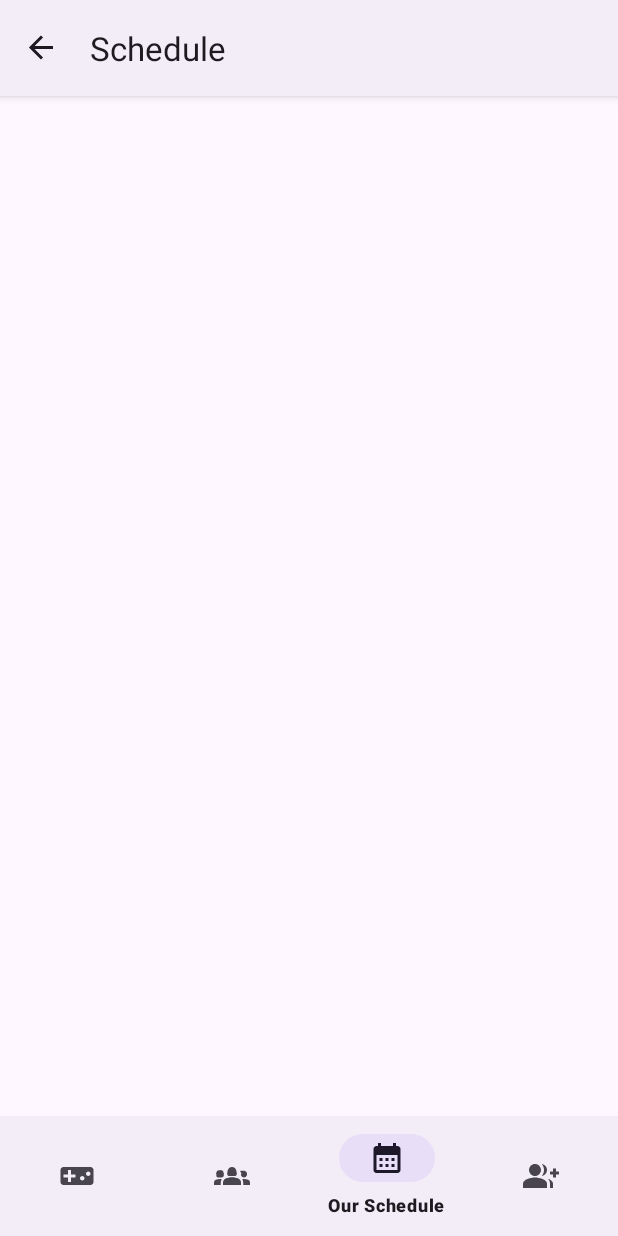
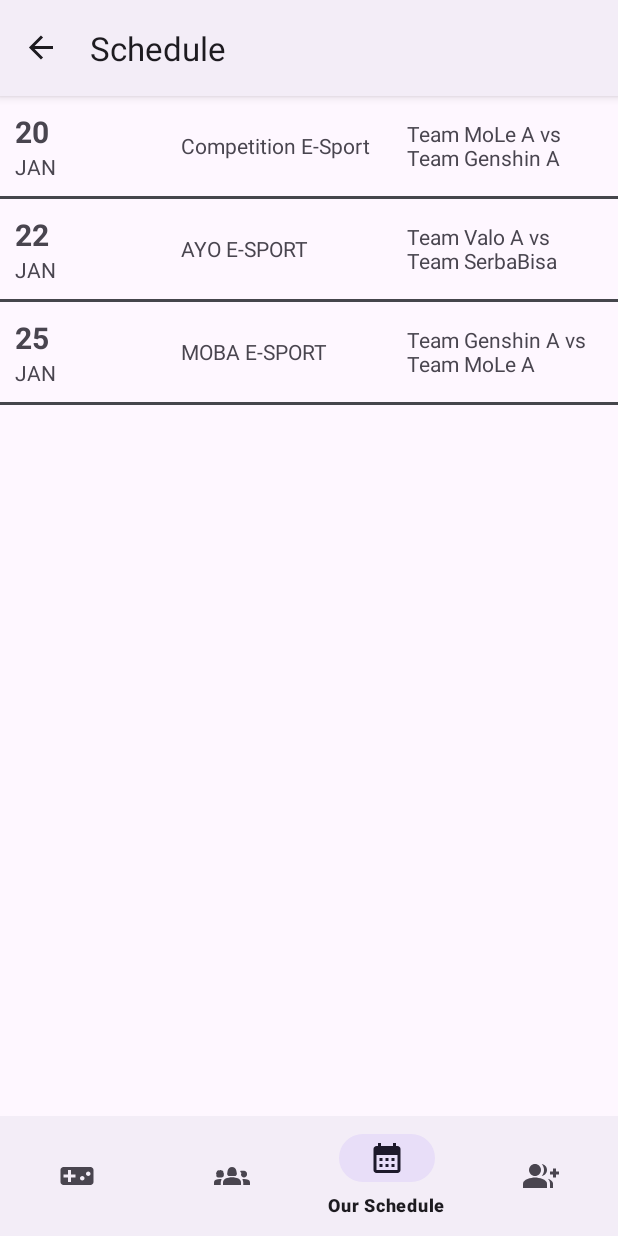
Before and after one commit to ievana01/ProjectANMP, an Android app: the screen it shows after launch (MainActivity), item 3 of the bottom bar chosen, on a phone screen of 412 x 824 dp. Run offline under Robolectric (Android 15) with nearby library versions, the phone set to English and light mode, and no system bars; our stand-ins replace Picasso, Room's generated code, Volley, data binding, navigation-ui; pictures from the network do not load; Roboto replaces fonts that are not available here.

Commit message:
Schedule & Schedule Detail

```diff
--- a/app/src/main/java/com/ievana/capygo_anmp/model/GameDao.kt
+++ b/app/src/main/java/com/ievana/capygo_anmp/model/GameDao.kt
@@ -29,4 +29,13 @@ interface GameDao {
 
     @Query("SELECT * FROM achivement INNER JOIN game ON achivement.idGame = game.id WHERE game.id = :idGame AND achivement.year=:selecYear")
     fun getAchYear(idGame: Int, selecYear:String): List<Achievement>
+
+    @Query("SELECT * FROM schedule")
+    fun getAllSchedules(): List<Schedule>
+
+    @Query("SELECT * FROM game WHERE id = :idGame")
+    fun getGameById(idGame: Int):Game
+
+    @Query("SELECT * FROM schedule WHERE id = :idSchedule")
+    fun getScheduleById(idSchedule:Int):Schedule
 }
--- a/app/src/main/java/com/ievana/capygo_anmp/model/GameDatabase.kt
+++ b/app/src/main/java/com/ievana/capygo_anmp/model/GameDatabase.kt
@@ -10,7 +10,7 @@ import com.ievana.capygo_anmp.util.MIGRATION_1_2
 import com.ievana.capygo_anmp.util.populateSeedData
 
 
-@Database(entities = arrayOf(Game::class, Member::class, Team::class, TeamGame::class ,Achievement::class), version = 2)
+@Database(entities = arrayOf(Game::class, Member::class, Team::class, TeamGame::class ,Achievement::class,Schedule::class), version = 2)
 abstract class GameDatabase: RoomDatabase() {
     abstract fun gameDao(): GameDao
 
--- a/app/src/main/java/com/ievana/capygo_anmp/util/util.kt
+++ b/app/src/main/java/com/ievana/capygo_anmp/util/util.kt
@@ -51,6 +51,13 @@ val MIGRATION_1_2 = object : Migration(1, 2) {
         database.execSQL(
             "CREATE TABLE 'team_game' ('id' INTEGER PRIMARY KEY AUTOINCREMENT NOT NULL, 'idTeam' INTEGER, 'idGame' INTEGER)"
         )
+        database.execSQL(
+            "CREATE TABLE 'schedule' ('id' INTEGER PRIMARY KEY AUTOINCREMENT NOT NULL,'date' TEXT,'time' TEXT, 'ytLS' TEXT, 'idGame' INTEGER, 'team' TEXT, 'location' TEXT, 'description' TEXT)"
+        )
+
+
+
+
 
 //        database.execSQL(
 //            "CREATE TABLE 'team' ('idTeam' INTEGER PRIMARY KEY AUTOINCREMENT NOT NULL, 'idGame' INTEGER, 'teamName' TEXT, 'description' TEXT, 'like' INTEGER, 'imageTeam' TEXT)")
@@ -67,7 +74,7 @@ fun populateSeedData(database: SupportSQLiteDatabase) {
         "INSERT into 'game' (id,gameName, description,image) " +
                 "VALUES (1, 'Mobile Legends', 'Mobile Legends: Bang Bang (MLBB) is a mobile multiplayer online battle arena (MOBA) game developed and published by Chinese developer Moonton, a subsidiary of ByteDance. The game was released in 2016 and grew in popularity, most prominently in Southeast Asia.', " +
                 "'https://upload.wikimedia.org/wikipedia/commons/thumb/1/14/Mobile_Legends_Bang_Bang_logo.png/330px-Mobile_Legends_Bang_Bang_logo.png')"
-                )
+    )
 
     database.execSQL(
         "INSERT into 'game' (id,gameName, description,image) " +
@@ -141,5 +148,14 @@ fun populateSeedData(database: SupportSQLiteDatabase) {
         "INSERT into 'achivement' (idAch,idGame, year, idTeam,competitionTitle) VALUES (2, 2, '2024', 2, 'Lomba Valorant')")
     database.execSQL(
         "INSERT into 'achivement' (idAch,idGame, year, idTeam,competitionTitle) VALUES (3, 3, '2021', 3, 'Lomba Genshin')")
+    database.execSQL(
+        "INSERT INTO 'schedule' (id, date, time, ytLS, idGame, team, location, description) VALUES (1, '2025-01-20', '14:00', 'Competition E-Sport', 1, 'Team MoLe A vs Team Genshin A', 'Surabaya Hall-Arena 1', 'Pertandingan persahabatan antara Team MoLe A dan Team Genshin A');"
+    )
+    database.execSQL(
+        "INSERT INTO 'schedule' (id, date, time, ytLS, idGame, team, location, description) VALUES (2, '2025-01-22', '18:30', 'AYO E-SPORT', 2, 'Team Valo A vs Team SerbaBisa', 'Jakarta Hall-Arena 2', 'Kompetisi Valorant untuk perebutan juara 1');"
+    )
+    database.execSQL(
+        "INSERT INTO 'schedule' (id, date, time, ytLS, idGame, team, location, description) VALUES (3, '2025-01-25', '16:00', 'MOBA E-SPORT', 3, 'Team Genshin A vs Team MoLe A', 'Malang Hall-Arena 3', 'Lomba Genshin Impact yang diadakan untuk mencari pemenang terbaik');"
+    )
 
 }
--- a/app/src/main/java/com/ievana/capygo_anmp/view/BindingAdapter.kt
+++ b/app/src/main/java/com/ievana/capygo_anmp/view/BindingAdapter.kt
@@ -9,16 +9,17 @@ import androidx.databinding.BindingAdapter
 import com.squareup.picasso.Callback
 import com.squareup.picasso.Picasso
 import android.R
+import android.widget.TextView
+import java.text.SimpleDateFormat
+import java.util.Date
+import java.util.Locale
 
 @BindingAdapter("android:imageUrl")
-fun loadPhotoURL(imageView: ImageView, url:String) {
-    val picasso = Picasso.Builder(imageView.context)
-    picasso.listener { picasso, uri, exception ->
-        exception.printStackTrace()
-    }
-    picasso.build().load(url).into(imageView, object: Callback {
+fun loadPhotoURL(imageView: ImageView, url: String?) {
+    val picasso = Picasso.Builder(imageView.context).build()
+    if (!url.isNullOrEmpty()) {
+        picasso.load(url).into(imageView, object : Callback {
             override fun onSuccess() {
-            var v = imageView.parent as View
                 imageView.visibility = View.VISIBLE
             }
 
@@ -26,8 +27,13 @@ fun loadPhotoURL(imageView: ImageView, url:String) {
                 Log.e("picasso: ", e?.message.toString())
             }
         })
+    } else {
+        // Load a default image resource if URL is null or empty
+        imageView.setImageResource(R.drawable.ic_media_play)
+    }
     Log.d("bindingadapter: ", "cek " + url)
 }
+
 
 @BindingAdapter("spinnerEntries")
 fun setSpinnerEntries(spinner: Spinner, entries: List<String>?) {
@@ -37,3 +43,23 @@ fun setSpinnerEntries(spinner: Spinner, entries: List<String>?) {
         spinner.adapter = adapter
     }
 }
+
+@BindingAdapter("fdate")
+fun setFormattedDate(view: TextView, date: String?) {
+    if (date != null) {
+        val dateFormat = SimpleDateFormat("yyyy-MM-dd", Locale.getDefault())
+        val parsedDate = dateFormat.parse(date)
+        val dayFormat = SimpleDateFormat("dd", Locale.getDefault())
+        view.text = dayFormat.format(parsedDate ?: Date())
+    }
+}
+
+@BindingAdapter("fmonth")
+fun setFormattedMonth(view: TextView, date: String?) {
+    if (date != null) {
+        val dateFormat = SimpleDateFormat("yyyy-MM-dd", Locale.getDefault())
+        val parsedDate = dateFormat.parse(date)
+        val monthFormat = SimpleDateFormat("MMM", Locale.getDefault())
+        view.text = monthFormat.format(parsedDate ?: Date()).uppercase()
+    }
+}
--- a/app/src/main/java/com/ievana/capygo_anmp/view/Interface.kt
+++ b/app/src/main/java/com/ievana/capygo_anmp/view/Interface.kt
@@ -1,6 +1,7 @@
 package com.ievana.capygo_anmp.view
 
 import android.view.View
+import com.ievana.capygo_anmp.model.Schedule
 import com.ievana.capygo_anmp.model.Team
 interface SignUpClickListener{
     fun signUpClick(v: View)
@@ -11,7 +12,9 @@ interface ButtonClickListener{
 interface TeamClickListerner{
     fun teamClick(v:View)
 }
-
+interface ScheduleClickListener{
+    fun scheduleClick(v:View)
+}
 interface AchieveClickListerner{
     fun achieveClick(v: View)
 }
@@ -22,3 +25,7 @@ interface LikeTeamClickListener{
 interface DetailTeamClickListener{
     fun detailTeamClick(v:View)
 }
+
+interface ScheduleDetailClickListener{
+    fun scheduleDetailClick(v:View)
+}
--- a/app/src/main/java/com/ievana/capygo_anmp/view/OurScheduleFragment.kt
+++ b/app/src/main/java/com/ievana/capygo_anmp/view/OurScheduleFragment.kt
@@ -9,6 +9,7 @@ import androidx.lifecycle.ViewModelProvider
 import androidx.recyclerview.widget.LinearLayoutManager
 import com.ievana.capygo_anmp.R
 import com.ievana.capygo_anmp.databinding.FragmentOurScheduleBinding
+import com.ievana.capygo_anmp.model.Schedule
 import com.ievana.capygo_anmp.viewmodel.ScheduleViewModel
 
 class OurScheduleFragment : Fragment() {
@@ -37,8 +38,10 @@ class OurScheduleFragment : Fragment() {
     }
 
     fun observeViewModel(){
-        viewModel.scheduleLD.observe(viewLifecycleOwner,{
-            scheduleAdapter.updateScheduleList(it)
+        viewModel.scheduleLD.observe(viewLifecycleOwner,{schedules ->
+            schedules?.let {
+                scheduleAdapter.updateScheduleList(it as ArrayList<Schedule>)
+            }
         })
 
         viewModel.scheduleLoadErrorLD.observe(viewLifecycleOwner,{
--- a/app/src/main/java/com/ievana/capygo_anmp/viewmodel/ScheduleViewModel.kt
+++ b/app/src/main/java/com/ievana/capygo_anmp/viewmodel/ScheduleViewModel.kt
@@ -4,50 +4,54 @@ import android.app.Application
 import android.util.Log
 import androidx.lifecycle.AndroidViewModel
 import androidx.lifecycle.MutableLiveData
-import com.android.volley.Request
-import com.android.volley.RequestQueue
-import com.android.volley.toolbox.StringRequest
-import com.android.volley.toolbox.Volley
-import com.google.gson.Gson
-import com.google.gson.reflect.TypeToken
 import com.ievana.capygo_anmp.model.Schedule
-
-class ScheduleViewModel (application: Application):AndroidViewModel(application){
-    val scheduleLD = MutableLiveData<ArrayList<Schedule>>()
+import com.ievana.capygo_anmp.util.buildDb
+import kotlinx.coroutines.CoroutineScope
+import kotlinx.coroutines.Dispatchers
+import kotlinx.coroutines.Job
+import kotlinx.coroutines.launch
+import kotlin.coroutines.CoroutineContext
+class ScheduleViewModel(application: Application) : AndroidViewModel(application), CoroutineScope {
+    val scheduleLD = MutableLiveData<List<Schedule>>()
     val scheduleLoadErrorLD = MutableLiveData<Boolean>()
     val loadingLD = MutableLiveData<Boolean>()
-    val TAG = "volleyTag"
-    private  var queue: RequestQueue? = null
+    private var job = Job()
 
-    fun refresh(){
+    override val coroutineContext: CoroutineContext
+        get() = job + Dispatchers.IO
+
+    fun refresh() {
         loadingLD.value = true
         scheduleLoadErrorLD.value = false
+        launch {
+            try {
+                val db = buildDb(getApplication())
+                val schedules = db.gameDao().getAllSchedules()
+                scheduleLD.postValue(schedules)
+                Log.d("ScheduleViewModel", "Schedule $schedules")
+            } catch (e: Exception) {
+                scheduleLoadErrorLD.postValue(true)
+                Log.e("ScheduleViewModel", "Error: ${e.message}")
+            } finally {
+                loadingLD.postValue(false)
+            }
+        }
+    }
 
-        queue =  Volley.newRequestQueue(getApplication())
-        val url = "https://www.jsonkeeper.com/b/T1FU"
-
-        val stringRequest = StringRequest(
-            Request.Method.GET, url,
-            {
-                val sType = object :TypeToken<List<Schedule>>(){ }.type
-                val result = Gson().fromJson<List<Schedule>>(it,sType)
-                scheduleLD.value = result as ArrayList<Schedule>?
-                loadingLD.value = false
-                Log.d("showvoley",result.toString())
-            },{
-                Log.d("showvoley",it.toString())
-                scheduleLoadErrorLD.value = false
-                loadingLD.value = false
+    fun clearTask(schedule: Schedule) {
+        launch {
+            try {
+                val db = buildDb(getApplication())
+//                db.gameDao().deleteSchedule(schedule)
+                refresh() // Refresh data setelah menghapus
+            } catch (e: Exception) {
+                Log.e("ScheduleViewModel", "Error: ${e.message}")
             }
-
-        )
-        stringRequest.tag = TAG
-        queue?.add(stringRequest)
-
+        }
     }
 
     override fun onCleared() {
         super.onCleared()
-        queue?.cancelAll(TAG)
+        job.cancel() // Batalkan coroutine jika ViewModel dihancurkan
     }
 }
--- /dev/null
+++ b/app/src/main/res/drawable/baseline_gamepad_24.xml
@@ -0,0 +1,5 @@
+<vector android:height="24dp" android:tint="#000000"
+    android:viewportHeight="24" android:viewportWidth="24"
+    android:width="24dp" xmlns:android="http://schemas.android.com/apk/res/android">
+    <path android:fillColor="@android:color/white" android:pathData="M15,7.5V2H9v5.5l3,3 3,-3zM7.5,9H2v6h5.5l3,-3 -3,-3zM9,16.5V22h6v-5.5l-3,-3 -3,3zM16.5,9l-3,3 3,3H22V9h-5.5z"/>
+</vector>
--- a/app/src/main/res/layout/schedule_list_item.xml
+++ b/app/src/main/res/layout/schedule_list_item.xml
@@ -1,7 +1,19 @@
 <?xml version="1.0" encoding="utf-8"?>
-<androidx.constraintlayout.widget.ConstraintLayout xmlns:android="http://schemas.android.com/apk/res/android"
+<layout xmlns:android="http://schemas.android.com/apk/res/android"
     xmlns:app="http://schemas.android.com/apk/res-auto"
-    xmlns:tools="http://schemas.android.com/tools"
+    xmlns:tools="http://schemas.android.com/tools">
+
+    <data>
+        <variable
+            name="schedule"
+            type="com.ievana.capygo_anmp.model.Schedule" />
+        <variable
+            name="listener"
+            type="com.ievana.capygo_anmp.view.ScheduleDetailClickListener" />
+
+    </data>
+
+    <androidx.constraintlayout.widget.ConstraintLayout
         android:layout_width="match_parent"
         android:layout_height="wrap_content">
 
@@ -14,6 +26,8 @@
             android:gravity="center_vertical"
             android:orientation="horizontal"
             android:padding="10dp"
+            android:tag="@{schedule.id}"
+            android:onClick="@{listener::scheduleDetailClick}"
             app:layout_constraintEnd_toEndOf="parent"
             app:layout_constraintStart_toStartOf="parent"
             app:layout_constraintTop_toTopOf="parent">
@@ -30,7 +44,7 @@
                     android:layout_width="wrap_content"
                     android:layout_height="wrap_content"
                     android:layout_weight="1"
-                android:text="01"
+                    app:fdate="@{schedule.date}"
                     android:textSize="20sp"
                     android:textStyle="bold" />
 
@@ -39,7 +53,7 @@
                     android:layout_width="wrap_content"
                     android:layout_height="wrap_content"
                     android:layout_weight="1"
-                android:text="JAN" />
+                    app:fmonth="@{schedule.date}" />
             </LinearLayout>
 
             <TextView
@@ -47,14 +61,14 @@
                 android:layout_width="50dp"
                 android:layout_height="wrap_content"
                 android:layout_weight="1"
-            android:text="TextView" />
+                android:text="@{schedule.ytLS}" />
 
             <TextView
                 android:id="@+id/txtTeam"
                 android:layout_width="30dp"
                 android:layout_height="wrap_content"
                 android:layout_weight="1"
-            android:text="TextView" />
+                android:text="@{schedule.team}" />
 
         </LinearLayout>
 
@@ -67,3 +81,4 @@
             tools:layout_editor_absoluteX="0dp" />
 
     </androidx.constraintlayout.widget.ConstraintLayout>
+</layout>
--- a/app/src/main/res/navigation/capygo_navigation.xml
+++ b/app/src/main/res/navigation/capygo_navigation.xml
@@ -73,26 +73,8 @@
         android:label="Schedule Detail"
         tools:layout="@layout/fragment_schedule_detail">
         <argument
-            android:name="desc"
-            app:argType="string" />
-        <argument
-            android:name="gameImage"
-            app:argType="string" />
-        <argument
-            android:name="ytName"
-            app:argType="string" />
-        <argument
-            android:name="location"
-            app:argType="string" />
-        <argument
-            android:name="time"
-            app:argType="string" />
-        <argument
-            android:name="team"
-            app:argType="string" />
-        <argument
-            android:name="gameName"
-            app:argType="string" />
+            android:name="idSchedule"
+            app:argType="integer" />
     </fragment>
     <fragment
         android:id="@+id/loginFragment"
```
Also changed, not shown: app/src/main/java/com/ievana/capygo_anmp/model/Model.kt (+13 -6 lines), app/src/main/java/com/ievana/capygo_anmp/view/OurScheduleAdapter.kt (+37 -26 lines), app/src/main/java/com/ievana/capygo_anmp/view/ScheduleDetailFragment.kt (+19 -12 lines), app/src/main/res/layout/fragment_schedule_detail.xml (+20 -6 lines). Lines whose indentation alone changed are shown as unchanged.
